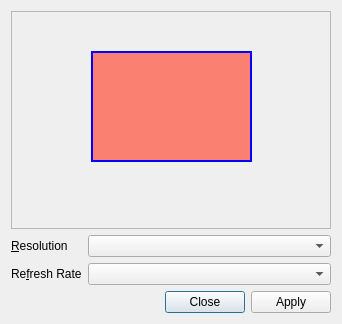
First picture: the form in examples/displaysettings/displaysettingsdialog.ui, repository mnutt/libqxt, before the edit.
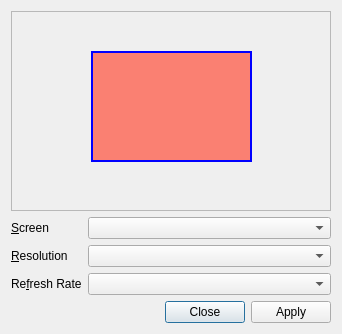
Second picture: the form after the edit. Custom widgets are drawn as their Qt base class.

Commit message: Added multi-screen support to the display settings example.

Diff of the .ui file:
```diff
--- a/examples/displaysettings/displaysettingsdialog.ui
+++ b/examples/displaysettings/displaysettingsdialog.ui
@@ -1,13 +1,13 @@
 <?xml version="1.0" encoding="UTF-8"?>
 <ui version="4.0">
  <class>DisplaySettingsDialog</class>
- <widget class="QDialog" name="DisplaySettingsDialog">
-  <property name="geometry">
+ <widget class="QDialog" name="DisplaySettingsDialog" >
+  <property name="geometry" >
    <rect>
     <x>0</x>
     <y>0</y>
     <width>338</width>
-    <height>324</height>
+    <height>329</height>
    </rect>
   </property>
   <property name="windowTitle">
@@ -56,10 +56,16 @@
     </widget>
    </item>
    <item>
-    <layout class="QFormLayout" name="formLayout">
-     <item row="0" column="0">
-      <widget class="QLabel" name="labelReso">
-       <property name="text">
+    <layout class="QFormLayout" name="formLayout" >
+     <property name="fieldGrowthPolicy" >
+      <enum>QFormLayout::AllNonFixedFieldsGrow</enum>
+     </property>
+     <item row="0" column="1" >
+      <widget class="QComboBox" name="comboBoxScreen" />
+     </item>
+     <item row="1" column="0" >
+      <widget class="QLabel" name="labelReso" >
+       <property name="text" >
         <string>&amp;Resolution</string>
        </property>
        <property name="buddy">
@@ -67,12 +73,12 @@
        </property>
       </widget>
      </item>
-     <item row="0" column="1">
-      <widget class="QComboBox" name="comboBoxReso"/>
+     <item row="1" column="1" >
+      <widget class="QComboBox" name="comboBoxReso" />
      </item>
-     <item row="1" column="0">
-      <widget class="QLabel" name="labelRate">
-       <property name="text">
+     <item row="2" column="0" >
+      <widget class="QLabel" name="labelRate" >
+       <property name="text" >
         <string>Re&amp;fresh Rate</string>
        </property>
        <property name="buddy">
@@ -80,8 +86,18 @@
        </property>
       </widget>
      </item>
-     <item row="1" column="1">
-      <widget class="QComboBox" name="comboBoxRate"/>
+     <item row="2" column="1" >
+      <widget class="QComboBox" name="comboBoxRate" />
+     </item>
+     <item row="0" column="0" >
+      <widget class="QLabel" name="label" >
+       <property name="text" >
+        <string>&amp;Screen</string>
+       </property>
+       <property name="buddy" >
+        <cstring>comboBoxScreen</cstring>
+       </property>
+      </widget>
      </item>
     </layout>
    </item>
```
Left out of the diff: 49 changed lines with no effect on the pictures. The commit also changes 2 other files.
